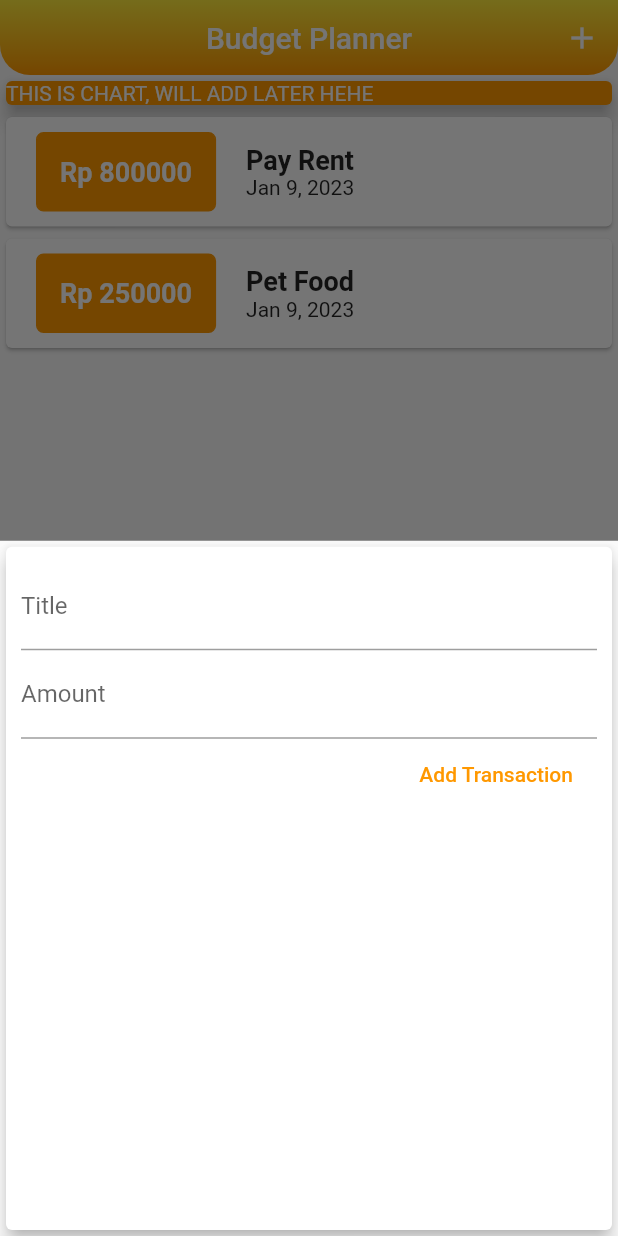
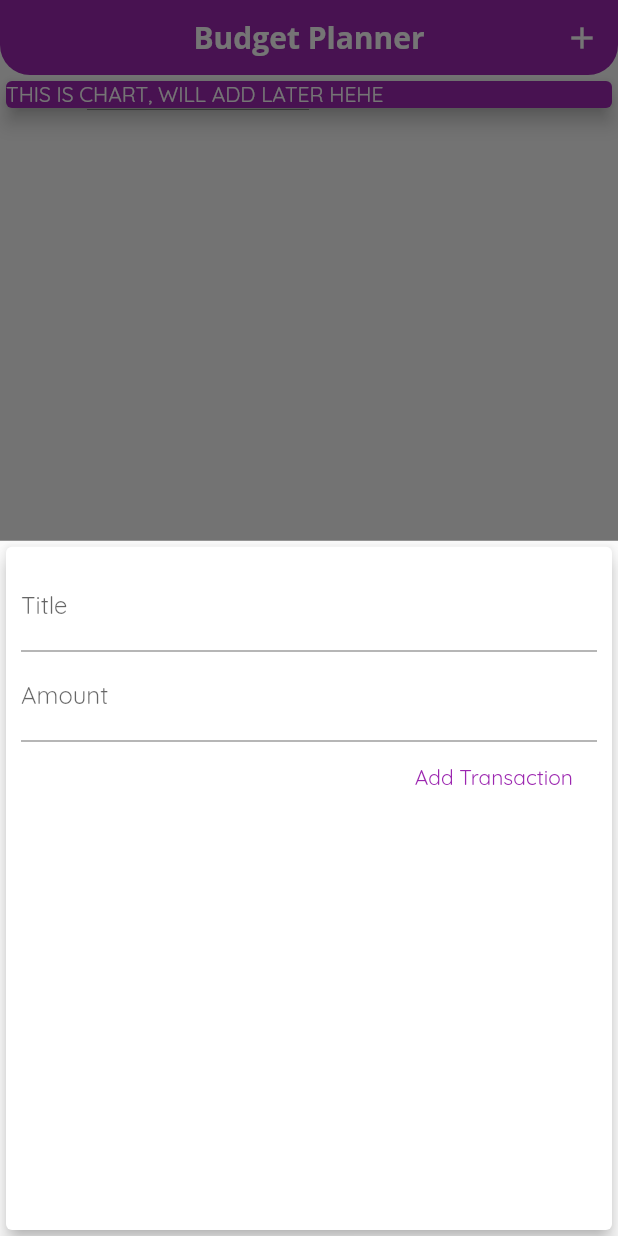
Before and after one commit to indra-182/Budget-Planner-Project, a Flutter app: the screen it shows after launch, after a tap on the "add" icon, on a phone screen of 412 x 824 dp. Run offline on Flutter 3.47's test engine with Material 2 defaults, Android fonts, the phone set to English and light mode, and no system bars.

Commit message:
add theme and change font

```diff
--- a/lib/main.dart
+++ b/lib/main.dart
@@ -11,6 +11,17 @@
   Widget build(BuildContext context) {
     return MaterialApp(
       debugShowCheckedModeBanner: false,
+      title: 'Budget Planner',
+      theme: ThemeData(
+        primarySwatch: Colors.purple,
+        fontFamily: 'Quicksand',
+        appBarTheme: AppBarTheme(
+          titleTextStyle: TextStyle(
+              fontFamily: 'OpenSans',
+              fontSize: 20,
+              fontWeight: FontWeight.bold),
+        ),
+      ),
       home: MyHomePage(),
     );
   }
@@ -23,18 +34,18 @@
 
 class _MyHomePageState extends State<MyHomePage> {
   final List<Transaction> _transactionList = [
-    Transaction(
-      id: "id1",
-      title: "Pay Rent",
-      amount: 800000,
-      date: DateTime.now(),
-    ),
-    Transaction(
-      id: "id2",
-      title: "Pet Food",
-      amount: 250000,
-      date: DateTime.now(),
-    ),
+    // Transaction(
+    //   id: "id1",
+    //   title: "Pay Rent",
+    //   amount: 800000,
+    //   date: DateTime.now(),
+    // ),
+    // Transaction(
+    //   id: "id2",
+    //   title: "Pet Food",
+    //   amount: 250000,
+    //   date: DateTime.now(),
+    // ),
   ];
 
   void _addNewTransaction(String title, num amount) {
@@ -59,7 +70,9 @@
   Widget build(BuildContext context) {
     return Scaffold(
       appBar: AppBar(
-        title: Text("Budget Planner"),
+        title: Text(
+          "Budget Planner",
+        ),
         actions: [
           IconButton(
             onPressed: () => _startAddNewTransaction(context),
@@ -73,12 +86,10 @@
         flexibleSpace: Container(
           decoration: BoxDecoration(
             borderRadius: BorderRadius.only(
-                bottomLeft: Radius.circular(20),
-                bottomRight: Radius.circular(20)),
-            gradient: LinearGradient(
-                colors: [Colors.orange, Colors.yellow],
-                begin: Alignment.bottomCenter,
-                end: Alignment.topCenter),
+              bottomLeft: Radius.circular(20),
+              bottomRight: Radius.circular(20),
+            ),
+            color: Theme.of(context).primaryColor,
           ),
         ),
       ),
@@ -89,7 +100,7 @@
             Container(
               width: double.infinity,
               child: Card(
-                color: Colors.orange,
+                color: Theme.of(context).primaryColor,
                 child: Text(
                   'THIS IS CHART, WILL ADD LATER HEHE',
                   style: TextStyle(color: Colors.white),
@@ -104,7 +115,6 @@
       floatingActionButton: FloatingActionButton(
         child: Icon(Icons.add),
         onPressed: () => _startAddNewTransaction(context),
-        backgroundColor: Colors.orange,
       ),
       floatingActionButtonLocation: FloatingActionButtonLocation.centerFloat,
     );
--- a/lib/widgets/new_transaction.dart
+++ b/lib/widgets/new_transaction.dart
@@ -53,7 +53,7 @@
             FlatButton(
               onPressed: submitData,
               child: Text('Add Transaction'),
-              textColor: Colors.orange,
+              textColor: Theme.of(context).primaryColor,
             ),
           ],
         ),
--- a/lib/widgets/transaction_list.dart
+++ b/lib/widgets/transaction_list.dart
@@ -19,11 +19,9 @@
               Container(
                 margin: EdgeInsets.symmetric(horizontal: 20, vertical: 10),
                 decoration: BoxDecoration(
-                    color: Colors.orange,
+                    color: Theme.of(context).primaryColor,
                     borderRadius: BorderRadius.all(Radius.circular(5)),
-                    border: Border.all(
-                      color: Colors.orange,
-                    )),
+                    border: Border.all()),
                 padding: EdgeInsets.all(15),
                 child: Text(
                   'Rp ${transactions[index].amount}',
```
Also changed, not shown: pubspec.yaml (+12 -6 lines), assets/fonts/OpenSans-Bold.ttf (added), assets/fonts/OpenSans-Regular.ttf (added), assets/fonts/Quicksand-Bold.ttf (added), assets/fonts/Quicksand-Light.ttf (added), assets/fonts/Quicksand-Medium.ttf (added), assets/fonts/Quicksand-Regular.ttf (added).
